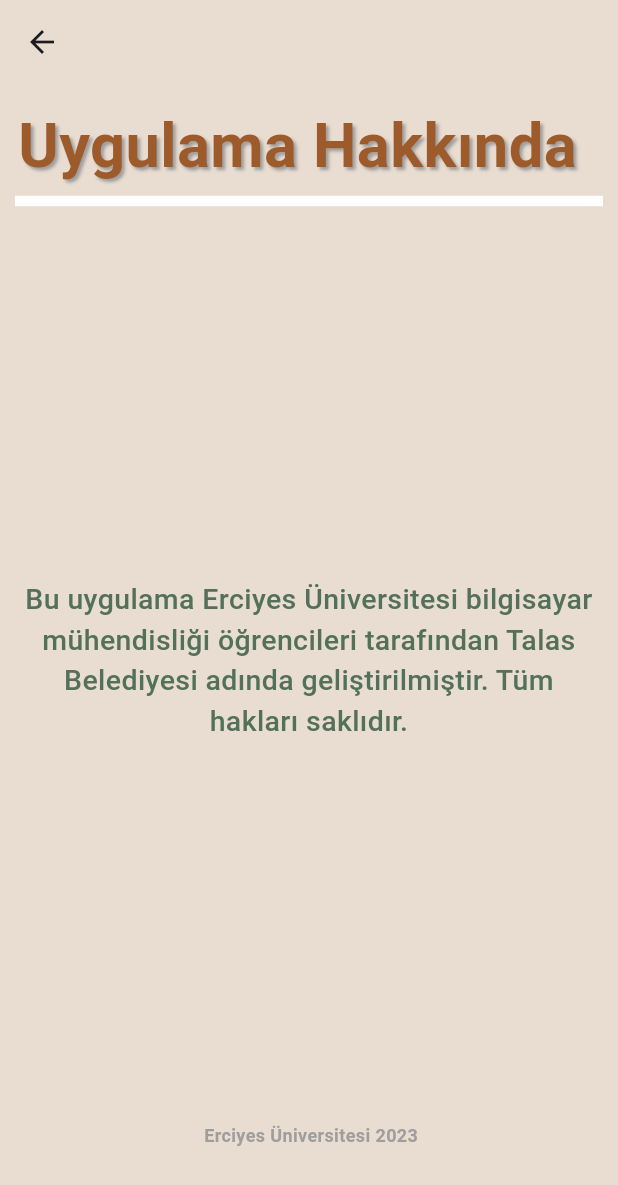
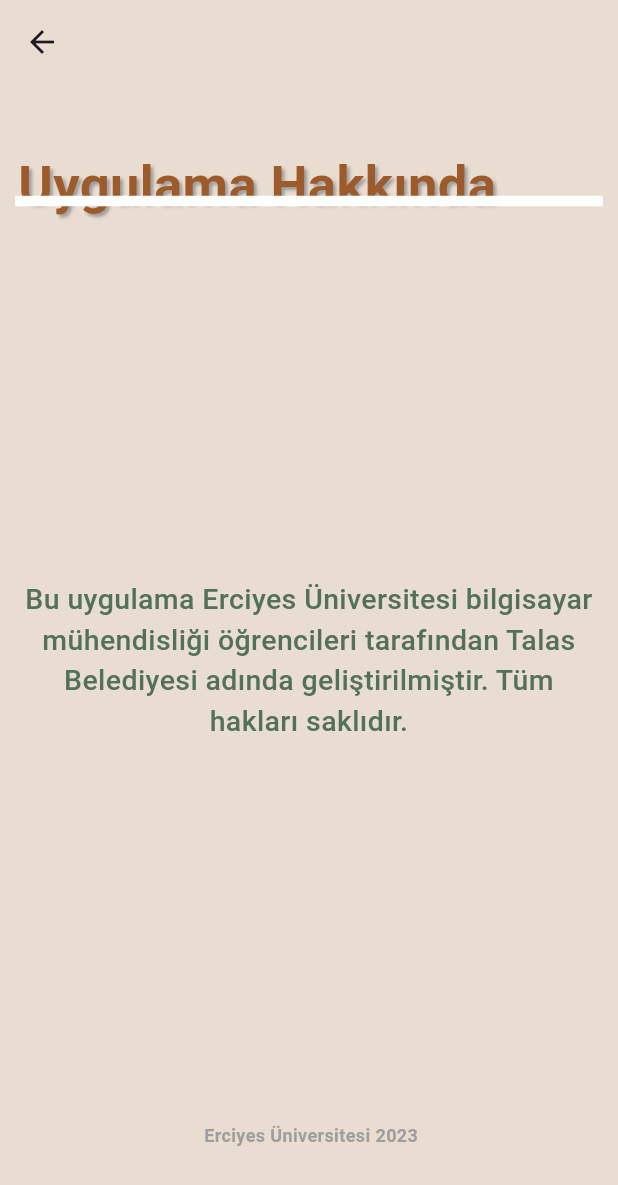
Before and after one commit to berkebalci/LibraryOccupancyShower, a Flutter app: the Hakkinda screen opened directly, on a phone screen of 412 x 824 dp. Shown: the top 1185 px of the screen. Run offline on Flutter 3.47's test engine with Material 3 defaults, Android fonts, the phone set to English and light mode, and no system bars; our stand-ins replace cloud_firestore, firebase_core, rxdart; accounts and stored records are empty; Roboto replaces fonts that are missing (RobotoMono).

```diff
--- a/lib/pages/hakkinda.dart
+++ b/lib/pages/hakkinda.dart
@@ -32,9 +32,10 @@ class Hakkinda extends StatelessWidget {
             ),
           ),
           Positioned(
-            top: MediaQuery.of(context).size.height / 2 - 400,
+            top: MediaQuery.of(context).size.height / 2 - 370,
             left: MediaQuery.of(context).size.width / 34,
-            child: const Text(
+            child: const Expanded(
+              child: Text(
                 "Uygulama Hakkında",
                 style: TextStyle(
                   shadows: [
@@ -44,11 +45,12 @@ class Hakkinda extends StatelessWidget {
                       offset: Offset(2.0, 2.0),
                     ),
                   ],
-                fontSize: 41,
+                  fontSize: 35,
                   fontWeight: FontWeight.w700,
                   fontStyle: FontStyle.normal,
                   color: Color.fromARGB(255, 157, 91, 43),
                   fontFamily: 'RobotoMono',
+                ),
               ),
             ),
           ),
```
Also changed, not shown: .scannerwork/report-task.txt (added), 5 other files. Lines whose indentation alone changed are shown as unchanged.
